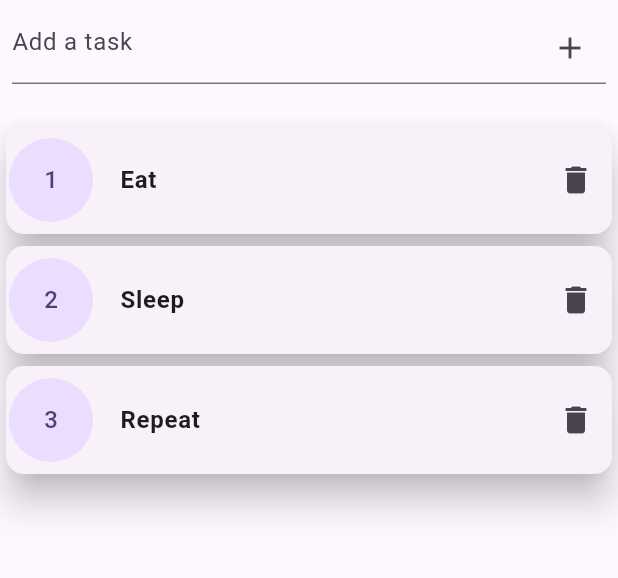
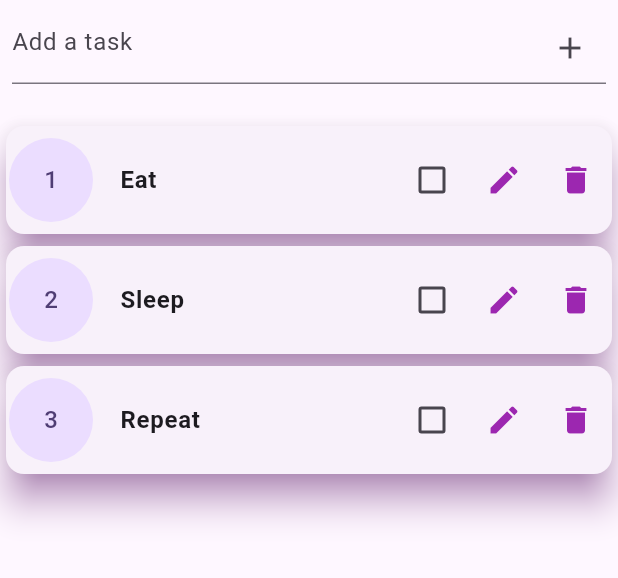
Before and after one commit to ahmedrizwan239/Flutter-TodoList, a Flutter app: the screen it shows after launch, on a phone screen of 412 x 824 dp, the part 84-662 px from its top. Run offline on Flutter 3.47's test engine with Material 2 defaults, Android fonts, the phone set to English and light mode, and no system bars.

```diff
--- a/lib/screens/todo.dart
+++ b/lib/screens/todo.dart
@@ -8,8 +8,14 @@ class TodoList extends StatefulWidget {
 }
 
 class _TodoListState extends State<TodoList> {
-  List<String> taskList = ['Eat', 'Sleep', 'Repeat'];
+  List<TaskItem> taskList = [
+    TaskItem(title: 'Eat', isCompleted: false),
+    TaskItem(title: 'Sleep', isCompleted: false),
+    TaskItem(title: 'Repeat', isCompleted: false),
+  ];
+
   TextEditingController taskController = TextEditingController();
+  int editIndex = -1;
 
   @override
   Widget build(BuildContext context) {
@@ -26,14 +32,38 @@ class _TodoListState extends State<TodoList> {
             child: TextField(
               controller: taskController,
               decoration: InputDecoration(
-                hintText: 'Add a task',
+                hintText: editIndex == -1 ? 'Add a task' : 'Edit task',
                 suffixIcon: IconButton(
-                  icon: Icon(Icons.add),
+                  icon: Icon(editIndex == -1 ? Icons.add : Icons.check),
                   onPressed: () {
                     // Add the task to the taskList
                     setState(() {
-                      taskList.add(taskController.text);
+                      if(taskController.text.isNotEmpty)
+                      {
+                        if (editIndex == -1) {
+                          taskList.add(TaskItem(title: taskController.text, isCompleted: false));
+                        }
+                        else {
+                          taskList[editIndex].title = taskController.text;
+                          editIndex = -1;
+                        }
                         taskController.clear();
+                      }
+                      else
+                      {
+                        // Display a styled Snackbar when the task text is empty
+                        ScaffoldMessenger.of(context).showSnackBar(
+                          SnackBar(
+                            content: Text("Please enter a task!"),
+                            backgroundColor: Colors.red,
+                            elevation: 6,
+                            behavior: SnackBarBehavior.floating,
+                            shape: RoundedRectangleBorder(
+                              borderRadius: BorderRadius.circular(10),
+                            ),
+                          ),
+                        );
+                      }
                     });
                   },
                 ),
@@ -45,9 +75,10 @@ class _TodoListState extends State<TodoList> {
             child: ListView.builder(
               itemCount: taskList.length,
               itemBuilder: (context, index) {
-                var item = taskList[index];
+                var task = taskList[index];
                 return Card(
                   elevation: 10,
+                  shadowColor: Colors.purple[400],
                   child: ListTile(
                     contentPadding: EdgeInsets.symmetric(vertical: 8),
                     leading: CircleAvatar(
@@ -55,13 +86,35 @@ class _TodoListState extends State<TodoList> {
                       child: Text((index + 1).toString()),
                     ),
                     title: Text(
-                      item,
-                      style: const TextStyle(
+                      task.title,
+                      style: TextStyle(
                         fontWeight: FontWeight.bold,
+                        decoration: task.isCompleted ? TextDecoration.lineThrough : TextDecoration.none,
                       ),
                     ),
-                    trailing: IconButton(
-                      icon: Icon(Icons.delete),
+                    trailing: Row(
+                      mainAxisSize: MainAxisSize.min,
+                      children: [
+                        Checkbox(
+                          value: task.isCompleted,
+                          activeColor: Colors.purple,
+                          onChanged: (newValue) {
+                            setState(() {
+                              task.isCompleted = !task.isCompleted;
+                            });
+                          },
+                        ),
+                        IconButton(
+                          icon: Icon(Icons.edit), color: Colors.purple,
+                          onPressed: () {
+                            setState(() {
+                              editIndex = index;
+                              taskController.text = task.title;
+                            });
+                          },
+                        ),
+                        IconButton(
+                          icon: Icon(Icons.delete), color: Colors.purple,
                           onPressed: () {
                             var alert = AlertDialog(
                               title: Text("Confirm delete"),
@@ -90,6 +143,8 @@ class _TodoListState extends State<TodoList> {
                             );
                           },
                         ),
+                      ],
+                    ),
                   ),
                 );
               },
@@ -100,3 +155,10 @@ class _TodoListState extends State<TodoList> {
     );
   }
 }
+
+class TaskItem {
+  String title;
+  bool isCompleted;
+
+  TaskItem({required this.title, required this.isCompleted});
+}
```
Lines whose indentation alone changed are shown as unchanged.
